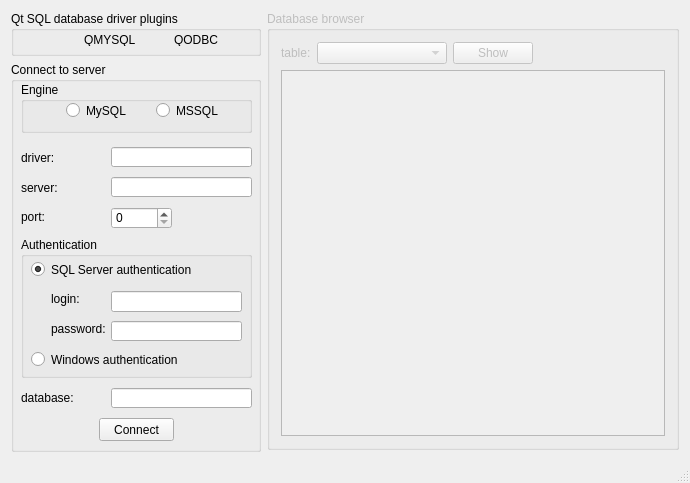
This is src/mainwindow.ui in Routhleck/MINI_DBMS as Qt 5 draws it before an edit. The edited form follows.
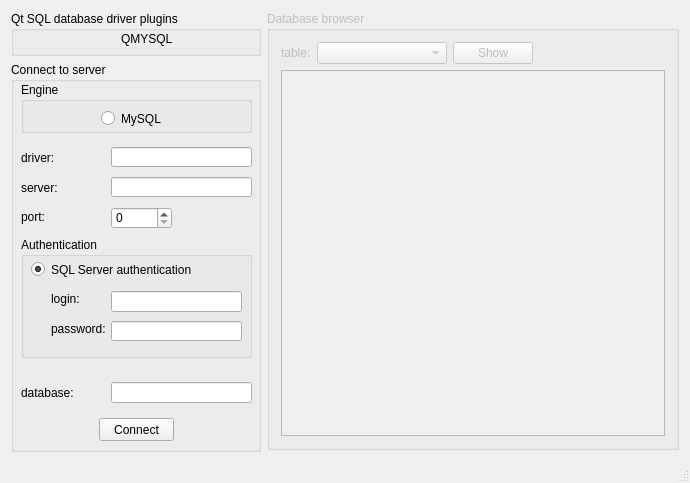
This is the edited form. Icons and pictures are not drawn.

```diff
--- a/src/mainwindow.ui
+++ b/src/mainwindow.ui
@@ -53,26 +53,10 @@
         <widget class="QLabel" name="label_qmysql_icon">
          <property name="geometry">
           <rect>
-           <x>53</x>
-           <y>23</y>
-           <width>13</width>
-           <height>13</height>
-          </rect>
-         </property>
-         <property name="text">
-          <string/>
-         </property>
-         <property name="pixmap">
-          <pixmap resource="../res/icons.qrc">:/icons/failure.ico</pixmap>
-         </property>
-        </widget>
-        <widget class="QLabel" name="label_qodbc_icon">
-         <property name="geometry">
-          <rect>
-           <x>143</x>
-           <y>23</y>
-           <width>13</width>
-           <height>13</height>
+           <x>90</x>
+           <y>21</y>
+           <width>16</width>
+           <height>16</height>
           </rect>
          </property>
          <property name="text">
@@ -85,29 +69,16 @@
         <widget class="QLabel" name="label_7">
          <property name="geometry">
           <rect>
-           <x>73</x>
-           <y>22</y>
+           <x>110</x>
+           <y>20</y>
            <width>65</width>
-           <height>13</height>
+           <height>16</height>
           </rect>
          </property>
          <property name="text">
           <string>QMYSQL</string>
          </property>
         </widget>
-        <widget class="QLabel" name="label_8">
-         <property name="geometry">
-          <rect>
-           <x>163</x>
-           <y>22</y>
-           <width>65</width>
-           <height>13</height>
-          </rect>
-         </property>
-         <property name="text">
-          <string>QODBC</string>
-         </property>
-        </widget>
        </widget>
       </item>
       <item>
@@ -145,7 +116,7 @@
            <x>10</x>
            <y>175</y>
            <width>231</width>
-           <height>141</height>
+           <height>121</height>
           </rect>
          </property>
          <property name="title">
@@ -189,28 +160,6 @@
            <bool>true</bool>
           </property>
          </widget>
-         <widget class="QRadioButton" name="radio_windows_authentication">
-          <property name="geometry">
-           <rect>
-            <x>10</x>
-            <y>114</y>
-            <width>211</width>
-            <height>17</height>
-           </rect>
-          </property>
-          <property name="sizePolicy">
-           <sizepolicy hsizetype="Expanding" vsizetype="Fixed">
-            <horstretch>0</horstretch>
-            <verstretch>0</verstretch>
-           </sizepolicy>
-          </property>
-          <property name="text">
-           <string>Windows authentication</string>
-          </property>
-          <property name="checked">
-           <bool>false</bool>
-          </property>
-         </widget>
          <widget class="QLineEdit" name="lineEdit_password">
           <property name="enabled">
            <bool>true</bool>
@@ -303,9 +252,9 @@
          <property name="geometry">
           <rect>
            <x>100</x>
-           <y>326</y>
+           <y>320</y>
            <width>141</width>
-           <height>20</height>
+           <height>21</height>
           </rect>
          </property>
          <property name="text">
@@ -316,9 +265,9 @@
          <property name="geometry">
           <rect>
            <x>10</x>
-           <y>326</y>
+           <y>315</y>
            <width>81</width>
-           <height>20</height>
+           <height>31</height>
           </rect>
          </property>
          <property name="text">
@@ -398,26 +347,13 @@
          <property name="title">
           <string>Engine</string>
          </property>
-         <widget class="QRadioButton" name="radio_mssql">
-          <property name="geometry">
-           <rect>
-            <x>135</x>
-            <y>20</y>
-            <width>82</width>
-            <height>17</height>
-           </rect>
-          </property>
-          <property name="text">
-           <string>MSSQL</string>
-          </property>
-         </widget>
          <widget class="QRadioButton" name="radio_mysql">
           <property name="geometry">
            <rect>
-            <x>45</x>
-            <y>20</y>
+            <x>80</x>
+            <y>26</y>
             <width>82</width>
-            <height>17</height>
+            <height>21</height>
            </rect>
           </property>
           <property name="text">
```
Left out of the diff: 2 changed lines with no effect on the pictures.
